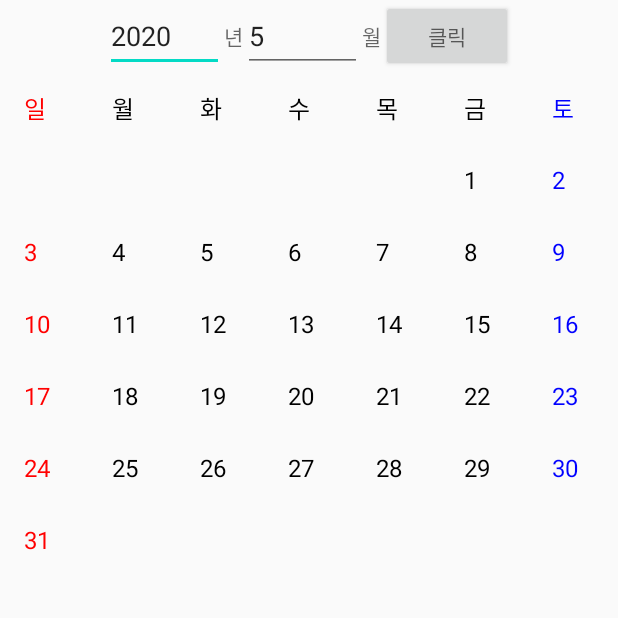
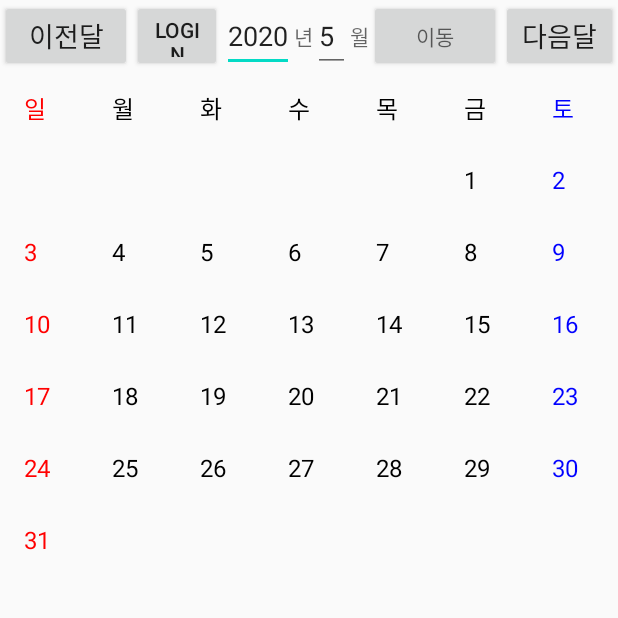
Before and after one commit to sjlee581/Android_TermProject, an Android app: the screen it shows after launch (Ex11_Calendar), on a phone screen of 412 x 824 dp, the top half of it. Run offline under Robolectric (Android 15) with nearby library versions, the phone set to English and light mode, and no system bars.

Commit message:
login button + 구글 로그인 구현
새로운 activity인 LoginActivity만들고
firebase사용해서 기초적인 로그인 후 토스트 메세지 출력후 다시 돌아오게 구현.
https://medium.com/wasd/firebase-authentication-google-%EB%A1%9C%EA%B7%B8%EC%9D%B8-66dfba07f928

```diff
--- a/calendarview/app/src/main/java/com/example/mygrid/Ex11_Calendar.java
+++ b/calendarview/app/src/main/java/com/example/mygrid/Ex11_Calendar.java
@@ -1,9 +1,12 @@
 package com.example.mygrid;
 
+import java.util.Calendar;
 import android.app.Activity;
+import android.content.Context;
 import android.content.Intent;
 import android.graphics.Color;
 import android.os.Bundle;
+import android.view.LayoutInflater;
 import android.view.View;
 import android.view.ViewGroup;
 import android.widget.AdapterView;
@@ -11,17 +14,21 @@ import android.widget.ArrayAdapter;
 import android.widget.Button;
 import android.widget.GridView;
 import android.widget.TextView;
+import android.widget.BaseAdapter;
+import org.w3c.dom.Text;
 
 import java.util.ArrayList;
 import java.util.Date;
+import java.util.List;
 
-public class Ex11_Calendar extends Activity implements View.OnClickListener,
-        AdapterView.OnItemClickListener{
+public class Ex11_Calendar extends Activity implements AdapterView.OnItemClickListener,
+        View.OnClickListener{
     ArrayList<String> mItems;
     ArrayAdapter<String> adapter;
     TextView textYear;
     TextView textMon;
-
+    TextView textDay;
+    Button bt_account;
 
     @Override
     public void onCreate(Bundle savedInstanceState) {
@@ -33,24 +40,20 @@ public class Ex11_Calendar extends Activity implements View.OnClickListener,
 
         mItems=new ArrayList<String>();
         adapter = new ArrayAdapter<String>(this,
-                        android.R.layout.simple_list_item_1,mItems) {
+                        android.R.layout.simple_list_item_1,mItems){
                    @Override
-            public View getView(int position, View convertView, ViewGroup parent) {
-                TextView textView = (TextView) super.getView(position, convertView, parent);
-                //gridview의 토요일-> 파란색, 일요일-> 빨간색으로 바꾸기
+                   public View getView(int position, View convertView, ViewGroup parent){
+                       TextView textView = (TextView) super.getView(position,convertView, parent);
                        if(position%7==0){
-                    // Set the color red
                            textView.setTextColor(Color.parseColor("#FF0000"));
-                } else if(position%7==6){
-                    // Set the color blue
+                       }else if(position%7 == 6){
                            textView.setTextColor(Color.parseColor("#0000FF"));
-                } else{
+                       }else{
                            textView.setTextColor(Color.parseColor("#000000"));
                        }
                        return textView;
             }
         };
-
         GridView gird = (GridView) this.findViewById(R.id.grid1);
         gird.setAdapter(adapter);
         gird.setOnItemClickListener(this);
@@ -62,9 +65,24 @@ public class Ex11_Calendar extends Activity implements View.OnClickListener,
         textMon.setText(mon+"");
 
         fillDate(year, mon);
+        Button btnmove = (Button) this.findViewById(R.id.bt1);
+        Button btnlastmon = (Button)this.findViewById(R.id.bt2);
+        Button btnnextmon = (Button)this.findViewById(R.id.bt3);
+        btnlastmon.setOnClickListener(this);
+        btnnextmon.setOnClickListener(this);
+        btnmove.setOnClickListener(this);
 
-        Button btnmove= (Button) this.findViewById(R.id.bt1);
-        btnmove.setOnClickListener(this);
+        bt_account = (Button) findViewById(R.id.bt_account);
+        bt_account.setOnClickListener(new View.OnClickListener(){
+
+            @Override
+            public void onClick(View v) {
+                Intent intent = new Intent(getApplicationContext(), com.example.mygrid.LoginActivity.class);
+                //응답을 받고 싶으면 startActivityForResult(intent, 101) 쓰기.
+                startActivity(intent);
+            }
+        });
+
     }
 
     @Override
@@ -82,7 +100,42 @@ public class Ex11_Calendar extends Activity implements View.OnClickListener,
 
     @Override
     public void onClick(View arg0) {
-        if(arg0.getId()==R.id.bt1){
+        if(arg0.getId()==R.id.bt2){
+            int year = Integer.parseInt(textYear.getText().toString());
+            int mon = Integer.parseInt(textMon.getText().toString());
+            if(mon==1)
+            {
+                mon=13;
+                --year;
+                fillDate(year, mon-1);
+                textYear.setText(year+"");
+                textMon.setText((mon-1)+"");
+            }
+            else
+            {
+                fillDate(year, mon-1);
+                textYear.setText(year+"");
+                textMon.setText((mon-1)+"");
+            }
+        }
+        else if(arg0.getId()==R.id.bt3){
+            int year = Integer.parseInt(textYear.getText().toString());
+            int mon = Integer.parseInt(textMon.getText().toString());
+            if(mon==12)
+            {
+                ++year;
+                mon=0;
+                fillDate(year, mon+1);
+                textYear.setText(year+"");
+                textMon.setText((mon+1)+"");
+            }
+            else{
+                fillDate(year, mon+1);
+                textYear.setText(year+"");
+                textMon.setText((mon+1)+"");
+            }
+        }
+        else{
             int year = Integer.parseInt(textYear.getText().toString());
             int mon = Integer.parseInt(textMon.getText().toString());
             fillDate(year, mon);
@@ -90,6 +143,7 @@ public class Ex11_Calendar extends Activity implements View.OnClickListener,
     }
 
     private void fillDate(int year, int mon) {
+
             mItems.clear();
 
             mItems.add("일");
@@ -101,14 +155,15 @@ public class Ex11_Calendar extends Activity implements View.OnClickListener,
             mItems.add("토");
 
             Date current = new Date(year - 1900, mon - 1, 1);
+
             int day = current.getDay();
 
             for (int i = 0; i < day; i++) {
                 mItems.add("");
             }
 
+            current.setDate(32);
 
-        current.setDate(32);
             int last = 32 - current.getDate();
 
             for (int i = 1; i <= last; i++) {
--- a/calendarview/app/src/main/java/com/example/mygrid/ExToday.java
+++ b/calendarview/app/src/main/java/com/example/mygrid/ExToday.java
@@ -4,6 +4,7 @@ import android.app.Activity;
 import android.content.Intent;
 import android.database.Cursor;
 import android.database.sqlite.SQLiteDatabase;
+import android.graphics.Color;
 import android.os.Bundle;
 import android.view.View;
 import android.widget.AdapterView;
@@ -26,10 +27,8 @@ public class ExToday extends Activity implements AdapterView.OnItemClickListener
 
         Intent intent = getIntent();
         today = intent.getStringExtra("Param1");
-
         TextView text = (TextView) findViewById(R.id.texttoday);
         text.setText(today);
-
         mDBHelper = new MyDBHelper(this, "Today.db", null, 1);
         SQLiteDatabase db = mDBHelper.getWritableDatabase();
 
--- a/calendarview/app/src/main/res/layout/extoday.xml
+++ b/calendarview/app/src/main/res/layout/extoday.xml
@@ -21,11 +21,10 @@
         android:layout_height="wrap_content"
         android:layout_weight="1"
         android:orientation="vertical">
-
         <ListView
             android:id="@+id/list1"
             android:layout_width="fill_parent"
-            android:layout_height="wrap_content" />
+            android:layout_height="wrap_content"/>
     </LinearLayout>
     <LinearLayout
         android:layout_width="fill_parent"
--- a/calendarview/app/src/main/res/layout/main.xml
+++ b/calendarview/app/src/main/res/layout/main.xml
@@ -1,49 +1,87 @@
 <?xml version="1.0" encoding="utf-8"?>
 <LinearLayout xmlns:android="http://schemas.android.com/apk/res/android"
+    xmlns:app="http://schemas.android.com/apk/res-auto"
     android:layout_width = "fill_parent"
     android:layout_height="fill_parent"
     android:orientation="vertical">
+
     <LinearLayout
         android:layout_width="fill_parent"
         android:layout_height="wrap_content"
         android:layout_weight="0"
         android:gravity="center"
         android:orientation="horizontal">
+
+        <Button
+            android:id="@+id/bt2"
+            android:layout_width="wrap_content"
+            android:layout_height="wrap_content"
+            android:layout_weight="4"
+            android:text="이전달"
+            android:textSize="8pt" />
+
+
+        <Button
+            android:id="@+id/bt_account"
+            android:layout_width="60dp"
+            android:layout_height="match_parent"
+            android:layout_weight="1"
+            android:text="Login" />
+
         <EditText
             android:id="@+id/edit1"
             android:layout_width="wrap_content"
             android:layout_height="wrap_content"
-            android:hint="년도 입력" />
+            android:layout_weight="3"
+            android:hint="연" />
+
         <TextView
+            android:id="@+id/yeartext"
             android:layout_width="wrap_content"
             android:layout_height="wrap_content"
-            android:hint="년"/>
+            android:layout_weight="1"
+            android:hint="년" />
+
         <EditText
             android:id="@+id/edit2"
             android:layout_width="wrap_content"
             android:layout_height="wrap_content"
-            android:hint="월을 입력" />
+            android:hint="월" />
+
         <TextView
+            android:id="@+id/monthtext"
             android:layout_width="wrap_content"
             android:layout_height="wrap_content"
-            android:hint="월"/>
+            android:layout_weight="1"
+            android:hint="월" />
+
         <Button
             android:id="@+id/bt1"
             android:layout_width="wrap_content"
             android:layout_height="wrap_content"
-            android:hint="클릭"/>
+            android:layout_weight="2"
+            android:hint="이동" />
+
+        <Button
+            android:id="@+id/bt3"
+            android:layout_width="78dp"
+            android:layout_height="wrap_content"
+            android:text="다음달"
+            android:textSize="8pt" />
+
     </LinearLayout>
+
     <LinearLayout
         android:layout_width="fill_parent"
         android:layout_height="wrap_content"
         android:layout_weight="1"
         android:orientation="vertical">
-
         <GridView
             android:id="@+id/grid1"
             android:layout_width="fill_parent"
             android:layout_height="wrap_content"
             android:gravity="center"
-            android:numColumns="7"></GridView>
+            android:numColumns="7">
+        </GridView>
     </LinearLayout>
 </LinearLayout>
--- a/calendarview/build.gradle
+++ b/calendarview/build.gradle
@@ -8,8 +8,8 @@ buildscript {
 
     }
     dependencies {
-        classpath 'com.android.tools.build:gradle:3.6.1'
-
+        classpath 'com.android.tools.build:gradle:3.6.2'
+        classpath 'com.google.gms:google-services:4.3.3'
 
         // NOTE: Do not place your application dependencies here; they belong
         // in the individual module build.gradle files
```
Also changed, not shown: calendarview/app/build.gradle (+6 -3 lines), calendarview/app/src/main/AndroidManifest.xml (+10 -8 lines), calendarview/app/src/main/java/com/example/mygrid/LoginActivity.java (added, +92 -0 lines), calendarview/app/src/main/res/layout/activity_login.xml (added, +15 -0 lines), calendarview/app/src/main/res/drawable-v24/blueball.png (added), calendarview/app/src/main/res/drawable-v24/redball.png (added), 2 other files. Lines whose indentation alone changed are shown as unchanged.
